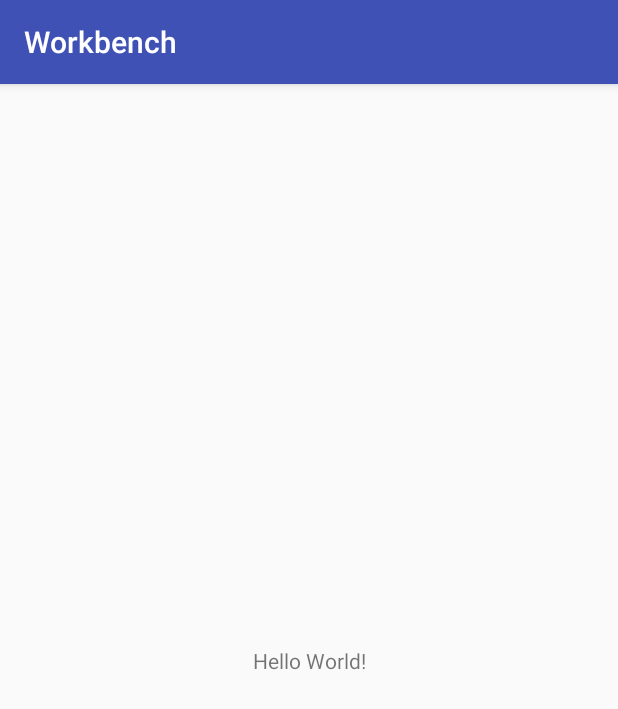
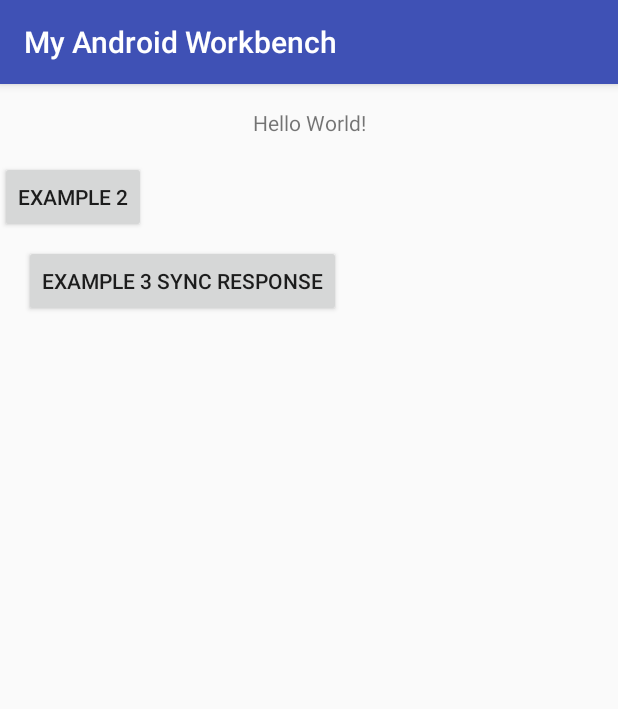
Before and after one commit to AppSecAI-TEST/androidstudioprojects, an Android app: the screen it shows after launch (MainActivity), on a phone screen of 412 x 824 dp. Shown: the top 709 px of the screen. Run offline under Robolectric (Android 15) with nearby library versions, the phone set to English and light mode, and no system bars.

Commit message:
adding more examples

```diff
--- a/Workbench/app/build.gradle
+++ b/Workbench/app/build.gradle
@@ -23,6 +23,7 @@ dependencies {
     implementation fileTree(dir: 'libs', include: ['*.jar'])
     implementation 'com.android.support:appcompat-v7:26.0.0'
     implementation 'com.android.support.constraint:constraint-layout:1.0.2'
+    implementation 'com.android.support:design:26.0.0'
     testImplementation 'junit:junit:4.12'
     androidTestImplementation 'com.android.support.test:runner:1.0.0'
     androidTestImplementation 'com.android.support.test.espresso:espresso-core:3.0.0'
--- a/Workbench/app/src/main/java/my/android/workbench/MainActivity.java
+++ b/Workbench/app/src/main/java/my/android/workbench/MainActivity.java
@@ -1,7 +1,9 @@
 package my.android.workbench;
 
+import android.content.Intent;
 import android.support.v7.app.AppCompatActivity;
 import android.os.Bundle;
+import android.view.View;
 
 public class MainActivity extends AppCompatActivity {
 
@@ -9,5 +11,21 @@ public class MainActivity extends AppCompatActivity {
     protected void onCreate(Bundle savedInstanceState) {
         super.onCreate(savedInstanceState);
         setContentView(R.layout.activity_main);
+        findViewById(R.id.buttonEx2).setOnClickListener(new example2Screen());
+        findViewById(R.id.buttonEx3SyncResp).setOnClickListener(new example3OnSync());
+    }
+
+    class example2Screen implements View.OnClickListener {
+        public void onClick(View v) {
+            Intent intent = new Intent(MainActivity.this, Example2Activity.class);
+            startActivity(intent);
+        }
+    }
+
+    class example3OnSync implements View.OnClickListener {
+        public void onClick(View v) {
+            Intent intent = new Intent(MainActivity.this, AppNoResponseActivity.class);
+            startActivity(intent);
+        }
     }
 }
--- a/Workbench/app/src/main/res/layout/activity_main.xml
+++ b/Workbench/app/src/main/res/layout/activity_main.xml
@@ -6,13 +6,37 @@
     android:layout_height="match_parent"
     tools:context="my.android.workbench.MainActivity">
 
-    <TextView
+    <Button
+        android:id="@+id/buttonEx3SyncResp"
         android:layout_width="wrap_content"
         android:layout_height="wrap_content"
+        android:text="Example 3 Sync Response"
+        app:layout_constraintLeft_toLeftOf="parent"
+        app:layout_constraintRight_toRightOf="parent"
+        app:layout_constraintStart_toStartOf="parent"
+        android:layout_marginStart="16dp"
+        android:layout_marginTop="8dp"
+        app:layout_constraintTop_toBottomOf="@+id/buttonEx2" />
+
+    <TextView
+        android:id="@+id/textViewEx1"
+        android:layout_width="wrap_content"
+        android:layout_height="19dp"
+        android:layout_marginTop="16dp"
         android:text="Hello World!"
-        app:layout_constraintBottom_toBottomOf="parent"
         app:layout_constraintLeft_toLeftOf="parent"
         app:layout_constraintRight_toRightOf="parent"
         app:layout_constraintTop_toTopOf="parent" />
 
+    <Button
+        android:id="@+id/buttonEx2"
+        android:layout_width="wrap_content"
+        android:layout_height="wrap_content"
+        android:layout_marginTop="16dp"
+        android:text="Example 2"
+        app:layout_constraintLeft_toLeftOf="parent"
+        app:layout_constraintRight_toRightOf="parent"
+        app:layout_constraintStart_toStartOf="parent"
+        app:layout_constraintTop_toBottomOf="@+id/textViewEx1" />
+
 </android.support.constraint.ConstraintLayout>
--- /dev/null
+++ b/Workbench/app/src/main/res/values/dimens.xml
@@ -0,0 +1,3 @@
+<resources>
+    <dimen name="fab_margin">16dp</dimen>
+</resources>
--- a/Workbench/app/src/main/res/values/strings.xml
+++ b/Workbench/app/src/main/res/values/strings.xml
@@ -1,3 +1,5 @@
 <resources>
-    <string name="app_name">Workbench</string>
+    <string name="app_name">My Android Workbench</string>
+    <string name="title_activity_example2">Example2 Screen</string>
+    <string name="title_activity_app_no_response">AppNoResponseActivity</string>
 </resources>
--- a/Workbench/app/src/main/res/values/styles.xml
+++ b/Workbench/app/src/main/res/values/styles.xml
@@ -8,4 +8,13 @@
         <item name="colorAccent">@color/colorAccent</item>
     </style>
 
+    <style name="AppTheme.NoActionBar">
+        <item name="windowActionBar">false</item>
+        <item name="windowNoTitle">true</item>
+    </style>
+
+    <style name="AppTheme.AppBarOverlay" parent="ThemeOverlay.AppCompat.Dark.ActionBar" />
+
+    <style name="AppTheme.PopupOverlay" parent="ThemeOverlay.AppCompat.Light" />
+
 </resources>
```
Also changed, not shown: Workbench/app/src/main/AndroidManifest.xml (+18 -0 lines), Workbench/app/src/main/java/my/android/workbench/AppNoResponseActivity.java (added, +56 -0 lines), Workbench/app/src/main/java/my/android/workbench/Example2Activity.java (added, +30 -0 lines), Workbench/app/src/main/res/layout/activity_app_no_response.xml (added, +33 -0 lines), Workbench/app/src/main/res/layout/activity_example2.xml (added, +33 -0 lines), Workbench/app/src/main/res/layout/content_app_no_response.xml (added, +30 -0 lines), Workbench/app/src/main/res/layout/content_example2.xml (added, +20 -0 lines).
